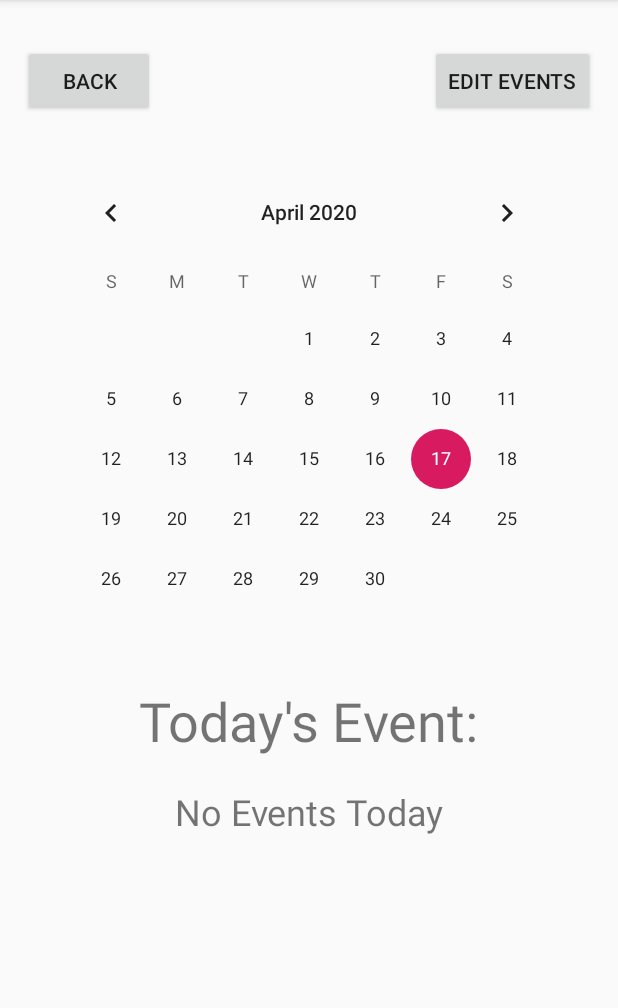
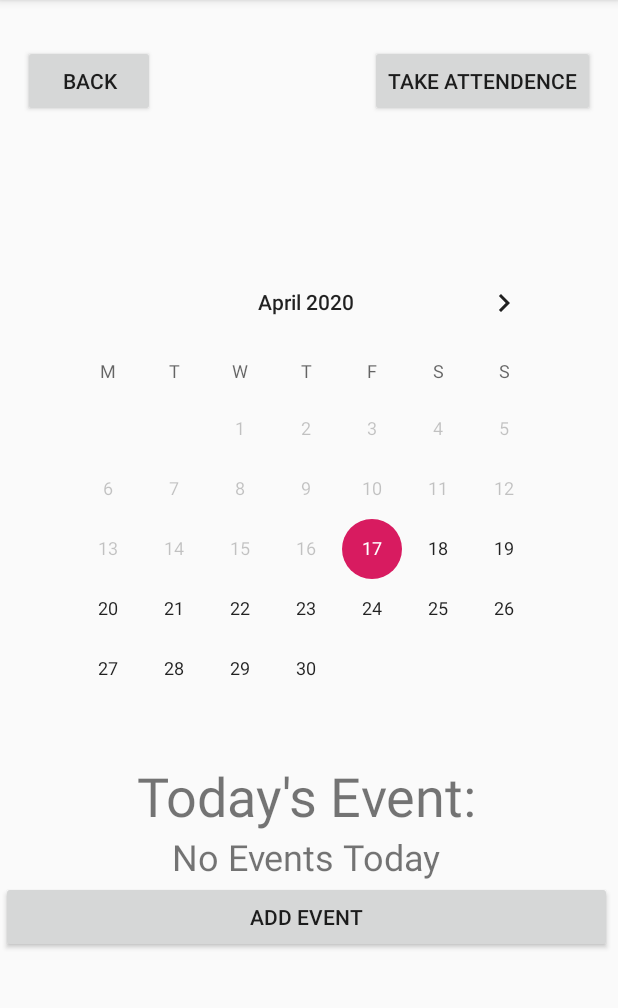
Before and after one commit to ideed/ClanManager, an Android app: the EventActivity screen opened directly, with no data from a screen before it, on a phone screen of 412 x 824 dp, the part 84-1092 px from its top. Run offline under Robolectric (Android 15) with nearby library versions, the phone set to English and light mode, and no system bars; our stand-ins replace Firebase (no records; nobody signed in at launch, a user with empty details on screens opened directly).

Commit message:
Minor Event Improvements and Partial Event Database implmentation

```diff
--- a/app/src/main/AndroidManifest.xml
+++ b/app/src/main/AndroidManifest.xml
@@ -19,10 +19,10 @@
         android:roundIcon="@mipmap/clan_manager_round"
         android:supportsRtl="true"
         android:theme="@style/AppTheme">
-        <activity android:name=".AddMemberActivity"></activity>
+        <activity android:name=".AddMemberActivity" />
         <activity android:name=".RatingActivity" />
         <activity android:name=".AwardsActivity" />
-        <activity android:name=".passwordResetActivity" />
+        <activity android:name=".PasswordResetActivity" />
         <activity android:name=".RegisterActivity" />
         <activity android:name=".MainMenuActivity" />
         <activity android:name=".BehaviorActivity" />
--- a/app/src/main/java/com/example/clanmanager/EventActivity.java
+++ b/app/src/main/java/com/example/clanmanager/EventActivity.java
@@ -1,45 +1,131 @@
 package com.example.clanmanager;
 
-import androidx.appcompat.app.AppCompatActivity;
-
+import android.content.DialogInterface;
 import android.os.Bundle;
+import android.view.LayoutInflater;
 import android.view.View;
 import android.widget.Button;
 import android.widget.CalendarView;
+import android.widget.EditText;
+import android.widget.TextView;
+import android.widget.Toast;
+
+import androidx.annotation.NonNull;
+import androidx.appcompat.app.AlertDialog;
+import androidx.appcompat.app.AppCompatActivity;
+
+import com.google.firebase.database.DatabaseReference;
+import com.google.firebase.database.FirebaseDatabase;
+
+import java.text.ParseException;
+import java.text.SimpleDateFormat;
+import java.util.Calendar;
+import java.util.Date;
 
 public class EventActivity extends AppCompatActivity {
 
     private Button back;
-    private Button editEvents;
+    private Button attendence;
     private CalendarView calender;
-
+    private Button event;
+    private String date;
+    private Boolean eventToday;
+    private DatabaseReference clanInfo;
+    private  String clanName;
+    private  Date dateSelected;
     @Override
     protected void onCreate(Bundle savedInstanceState) {
         super.onCreate(savedInstanceState);
         setContentView(R.layout.activity_event);
 
         back = (Button)findViewById(R.id.button5);
-        editEvents = (Button)findViewById(R.id.button6);
+        attendence = (Button)findViewById(R.id.attendenceBtn);
         calender = (CalendarView)findViewById(R.id.calendarView);
+        event = (Button)findViewById(R.id.eventBtn);
+        clanName = getIntent().getStringExtra("clanName");
+        clanInfo = FirebaseDatabase.getInstance().getReference("clans").child(clanName);
+        eventToday = false;
+
+        calender.setFirstDayOfWeek(Calendar.MONDAY);
+
+        calender.setMinDate(System.currentTimeMillis() - 1000);
+        SimpleDateFormat df = new SimpleDateFormat("dd.MM.YYYY");
+        final Date currentDate = new Date();
+        date="Do you wish to create an event for "+df.format(currentDate)+"?";
 
         back.setOnClickListener(new View.OnClickListener() {
             @Override
             public void onClick(View view) {
-
+                finish();
             }
         });
 
-        editEvents.setOnClickListener(new View.OnClickListener() {
+        attendence.setOnClickListener(new View.OnClickListener() {
             @Override
             public void onClick(View view) {
+                if(eventToday=true){
 
+                }else{
+                    Toast.makeText(EventActivity.this,"There are no events today!",Toast.LENGTH_SHORT).show();
+                }
             }
         });
-
-        calender.setOnClickListener(new View.OnClickListener() {
+        calender.setOnDateChangeListener(new CalendarView.OnDateChangeListener() {
             @Override
-            public void onClick(View view) {
-
+            public void onSelectedDayChange(@NonNull CalendarView view, int year, int month, int dayOfMonth) {
+                SimpleDateFormat df = new SimpleDateFormat("dd.MM.YYYY");
+                String dateIn = dayOfMonth+"."+month+"."+year;
+                date="Do you wish to create an event for "+dayOfMonth+"."+month+"."+year+"?";
+                try {
+                    dateSelected = df.parse(dateIn);
+                } catch (ParseException e) {
+                    e.printStackTrace();
+                }
+            }
+        });
+        event.setOnClickListener(new View.OnClickListener() {
+            @Override
+            public void onClick(View v) {
+                AlertDialog.Builder adb = new AlertDialog.Builder(EventActivity.this);
+                adb.setMessage(date);
+                adb.setCancelable(false);
+                adb.setPositiveButton("Yes", new DialogInterface.OnClickListener() {
+                    @Override
+                    public void onClick(DialogInterface dialog, int which) {
+                        dialog.cancel();
+                        AlertDialog.Builder build = new AlertDialog.Builder(EventActivity.this);
+                        LayoutInflater li = LayoutInflater.from(EventActivity.this);
+                        View promptsView = li.inflate(R.layout.prompts, null);
+                        build.setCancelable(false);
+                        build.setView(promptsView);
+                        final TextView textDisplay = (TextView)promptsView.findViewById(R.id.textView1);
+                        final EditText userInput = (EditText)promptsView.findViewById(R.id.editTextDialogUserInput);
+                        textDisplay.setText("Enter Your Event Name And Time:");
+                        build.setPositiveButton("Submit", new DialogInterface.OnClickListener() {
+                            @Override
+                            public void onClick(DialogInterface dialog, int which) {
+                                String postId = clanInfo.push().getKey();
+                                clanInfo.child("Events").child(postId).setValue(userInput.getText().toString().trim());
+                            }
+                        });
+                        build.setNegativeButton("Cancel", new DialogInterface.OnClickListener() {
+                            @Override
+                            public void onClick(DialogInterface dialog, int which) {
+                                dialog.cancel();
+                            }
+                        });
+                        AlertDialog adTwo = build.create();
+                        adTwo.show();
+                    }
+                });
+                adb.setNegativeButton("No", new DialogInterface.OnClickListener() {
+                    @Override
+                    public void onClick(DialogInterface dialog, int which) {
+                        dialog.cancel();
+                    }
+                });
+                AlertDialog ad = adb.create();
+                ad.show();
             }
         });
     }
--- a/app/src/main/java/com/example/clanmanager/MainActivity.java
+++ b/app/src/main/java/com/example/clanmanager/MainActivity.java
@@ -81,7 +81,7 @@ public class MainActivity extends AppCompatActivity {
         passwordText.setOnClickListener(new View.OnClickListener(){
             @Override
             public void onClick(View view){
-                startActivity(new Intent(getApplicationContext(),passwordResetActivity.class));
+                startActivity(new Intent(getApplicationContext(), PasswordResetActivity.class));
             }
         });
     }
--- a/app/src/main/java/com/example/clanmanager/MainMenuActivity.java
+++ b/app/src/main/java/com/example/clanmanager/MainMenuActivity.java
@@ -102,7 +102,7 @@ public class MainMenuActivity extends AppCompatActivity{
         eventBn.setOnClickListener(new View.OnClickListener() {
             @Override
             public void onClick(View v) {
-                startActivity(new Intent(MainMenuActivity.this,EventActivity.class));
+                startActivity(new Intent(MainMenuActivity.this,EventActivity.class).putExtra("clanName",clanName));
             }
         });
 
--- a/app/src/main/java/com/example/clanmanager/passwordResetActivity.java
+++ b/app/src/main/java/com/example/clanmanager/PasswordResetActivity.java
@@ -15,7 +15,7 @@ import com.google.android.gms.tasks.OnCompleteListener;
 import com.google.android.gms.tasks.Task;
 import com.google.firebase.auth.FirebaseAuth;
 
-public class passwordResetActivity extends AppCompatActivity {
+public class PasswordResetActivity extends AppCompatActivity {
     private EditText userEmail;
     private FirebaseAuth mAuth;
     private Button reset;
@@ -39,10 +39,10 @@ public class passwordResetActivity extends AppCompatActivity {
                     public void onComplete(@NonNull Task<Void> task) {
                         progressBar.setVisibility(View.GONE);
                         if (task.isSuccessful()) {
-                            Toast.makeText(passwordResetActivity.this,"Request sent to email.",Toast.LENGTH_SHORT).show();
+                            Toast.makeText(PasswordResetActivity.this,"Request sent to email.",Toast.LENGTH_SHORT).show();
                             startActivity(new Intent(getApplicationContext(),MainActivity.class));
                         }else{
-                            Toast.makeText(passwordResetActivity.this,"Error ! "+task.getException().getMessage(),Toast.LENGTH_SHORT).show();
+                            Toast.makeText(PasswordResetActivity.this,"Error ! "+task.getException().getMessage(),Toast.LENGTH_SHORT).show();
                         }
                     }
                 });
--- a/app/src/main/java/com/example/clanmanager/RatingActivity.java
+++ b/app/src/main/java/com/example/clanmanager/RatingActivity.java
@@ -174,6 +174,8 @@ public class RatingActivity extends AppCompatActivity {
                 builder.setCancelable(false);
                 builder.setView(promptsView);
                 final EditText userInput = (EditText)promptsView.findViewById(R.id.editTextDialogUserInput);
+                final TextView textDisplay = (TextView)promptsView.findViewById(R.id.textView1);
+                textDisplay.setText("Enter The Skill Name:");
                 builder.setPositiveButton("Submit", new DialogInterface.OnClickListener() {
                     @Override
                     public void onClick(DialogInterface dialog, int which) {
--- a/app/src/main/res/layout/activity_event.xml
+++ b/app/src/main/res/layout/activity_event.xml
@@ -7,13 +7,12 @@
     tools:context=".EventActivity">
 
     <Button
-        android:id="@+id/button6"
+        android:id="@+id/attendenceBtn"
         android:layout_width="wrap_content"
         android:layout_height="wrap_content"
         android:layout_marginTop="30dp"
         android:layout_marginEnd="15dp"
-        android:layout_marginRight="15dp"
-        android:text="Edit Events"
+        android:text="Take Attendence"
         app:layout_constraintEnd_toEndOf="parent"
         app:layout_constraintTop_toTopOf="parent" />
 
@@ -28,47 +27,54 @@
         app:layout_constraintStart_toStartOf="parent"
         app:layout_constraintTop_toTopOf="parent" />
 
+    <ScrollView
+        android:layout_width="407dp"
+        android:layout_height="508dp"
+        android:layout_marginTop="3dp"
+        android:layout_marginEnd="4dp"
+        android:layout_marginBottom="5dp"
+        app:layout_constraintBottom_toBottomOf="parent"
+        app:layout_constraintEnd_toEndOf="parent"
+        app:layout_constraintStart_toStartOf="parent"
+        app:layout_constraintTop_toBottomOf="@+id/attendenceBtn">
+
+        <LinearLayout
+            android:id="@+id/eventLayout"
+            android:layout_width="match_parent"
+            android:layout_height="wrap_content"
+            android:orientation="vertical">
+
             <CalendarView
                 android:id="@+id/calendarView"
                 android:layout_width="wrap_content"
                 android:layout_height="wrap_content"
-        android:layout_marginStart="30dp"
-        android:layout_marginLeft="30dp"
-        android:layout_marginTop="30dp"
-        android:layout_marginEnd="30dp"
-        android:layout_marginRight="30dp"
-        app:layout_constraintEnd_toEndOf="parent"
-        app:layout_constraintHorizontal_bias="0.48"
-        app:layout_constraintStart_toStartOf="parent"
-        app:layout_constraintTop_toBottomOf="@+id/button6" />
+                android:layout_gravity="center" />
 
             <TextView
                 android:id="@+id/skillTv"
-        android:layout_width="wrap_content"
+                android:layout_width="match_parent"
                 android:layout_height="wrap_content"
-        android:layout_marginStart="85dp"
-        android:layout_marginLeft="85dp"
-        android:layout_marginTop="10dp"
-        android:layout_marginEnd="85dp"
-        android:layout_marginRight="85dp"
+                android:layout_gravity="top"
+                android:gravity="center_horizontal"
                 android:text="Today's Event:"
-        android:textSize="36sp"
-        app:layout_constraintEnd_toEndOf="parent"
-        app:layout_constraintStart_toStartOf="parent"
-        app:layout_constraintTop_toBottomOf="@+id/calendarView" />
+                android:textSize="36sp" />
 
             <TextView
                 android:id="@+id/textView9"
-        android:layout_width="wrap_content"
+                android:layout_width="match_parent"
                 android:layout_height="wrap_content"
-        android:layout_marginStart="115dp"
-        android:layout_marginLeft="115dp"
-        android:layout_marginTop="20dp"
-        android:layout_marginEnd="115dp"
-        android:layout_marginRight="115dp"
+                android:gravity="center_horizontal"
                 android:text="No Events Today"
-        android:textSize="24sp"
-        app:layout_constraintEnd_toEndOf="parent"
-        app:layout_constraintStart_toStartOf="parent"
-        app:layout_constraintTop_toBottomOf="@+id/skillTv" />
+                android:textSize="24sp" />
+
+            <Button
+                android:id="@+id/eventBtn"
+                android:layout_width="match_parent"
+                android:layout_height="wrap_content"
+                android:layout_gravity="bottom"
+                android:text="ADD EVENT" />
+
+        </LinearLayout>
+    </ScrollView>
+
 </androidx.constraintlayout.widget.ConstraintLayout>
--- a/app/src/main/res/layout/activity_password_reset.xml
+++ b/app/src/main/res/layout/activity_password_reset.xml
@@ -4,7 +4,7 @@
     xmlns:tools="http://schemas.android.com/tools"
     android:layout_width="match_parent"
     android:layout_height="match_parent"
-    tools:context=".passwordResetActivity">
+    tools:context=".PasswordResetActivity">
 
     <EditText
         android:id="@+id/userEmailText"
```
Lines whose indentation alone changed are shown as unchanged.
